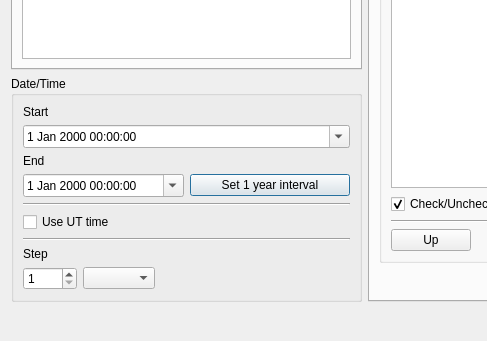
Before: the Qt Designer form cephlist.ui in PavelMr/skytechx, drawn with Qt 5; both pictures show x 0 to 487 and y 359 to 700 of the 681 by 700 pixel window.
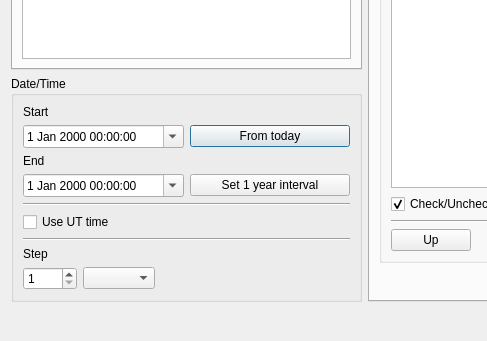
After: the same form once the commit is applied. The open tabs and pages were chosen to show the change.

The edit to the form file:
```diff
--- a/cephlist.ui
+++ b/cephlist.ui
@@ -83,6 +83,8 @@
              </widget>
             </item>
             <item>
+             <layout class="QHBoxLayout" name="horizontalLayout_12">
+              <item>
              <widget class="QDateTimeEdit" name="dateTimeEdit">
               <property name="calendarPopup">
                <bool>true</bool>
@@ -93,6 +95,15 @@
              </widget>
             </item>
             <item>
+               <widget class="QPushButton" name="pushButton_7">
+                <property name="text">
+                 <string>From today</string>
+                </property>
+               </widget>
+              </item>
+             </layout>
+            </item>
+            <item>
              <widget class="QLabel" name="label_2">
               <property name="text">
                <string>End</string>
```
Left out of the diff: 2 changed lines with no effect on the pictures. Lines whose indentation alone changed are shown as unchanged.
